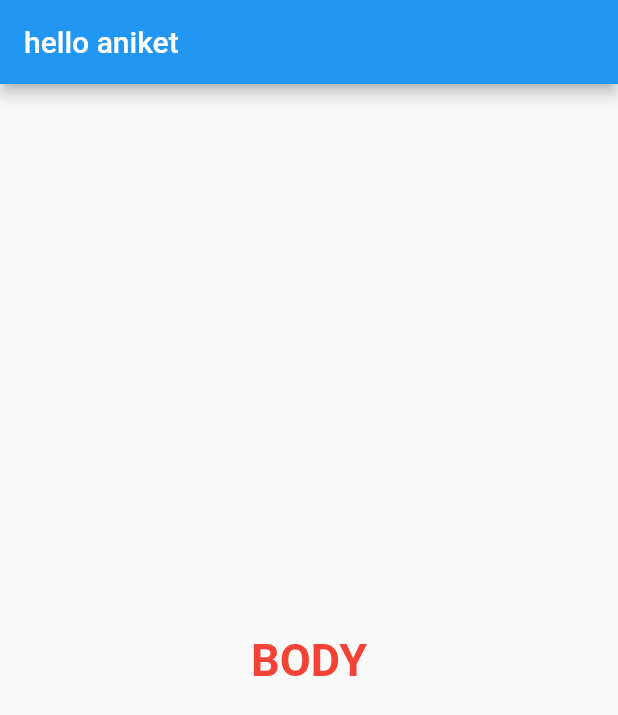
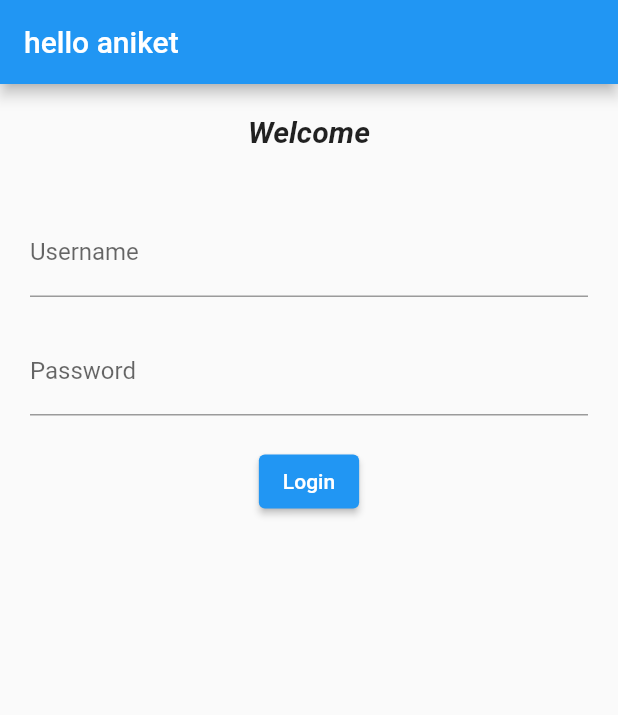
Before and after one commit to aniket-VR/flutter30days, a Flutter app: the screen it shows after launch, on a phone screen of 412 x 824 dp. Shown: the top 715 px of the screen. Run offline on Flutter 3.47's test engine with Material 2 defaults, Android fonts, the phone set to English and light mode, and no system bars.

Commit message:
day 4 completed

```diff
--- a/lib/pages/login_page.dart
+++ b/lib/pages/login_page.dart
@@ -11,13 +11,61 @@ class loginPage extends StatelessWidget {
             "hello aniket",
           ),
         ),
-      body: Center(
-        child: Text(
-          "BODY",
+        body: Column(
+          children: [
+            SizedBox(
+              height: 20,
+            ),
+            Text(
+              "Welcome",
               style: TextStyle(
-              fontSize: 30, fontWeight: FontWeight.bold, color: Colors.red),
+                  fontWeight: FontWeight.bold,
+                  fontStyle: FontStyle.italic,
+                  fontSize: 20),
             ),
+            SizedBox(
+              height: 20,
             ),
+            Padding(
+              padding: const EdgeInsets.symmetric(vertical: 20, horizontal: 20),
+              // padding: const EdgeInsets.all(30)
+              child: Column(
+                children: [
+                  TextFormField(
+                    decoration: InputDecoration(
+                        hintText: "Enter your name", labelText: "Username"),
+                  ),
+                  SizedBox(
+                    height: 20,
+                  ),
+                  TextFormField(
+                    obscureText: true, //to hide the text
+                    decoration: InputDecoration(
+                        hintText: "Enter your password", labelText: "Password"),
+                  ),
+                  SizedBox(
+                    height: 20,
+                  ),
+                  ElevatedButton(
+                    onPressed: () {
+                      print('hello aniket');
+                    },
+                    child: Text("Login"),
+                    style: TextButton.styleFrom(),
+                  )
+                ],
+              ),
+            )
+          ],
+        )
+        // Image.asset("assets/images/imagenamewithextension")
+        // Center(
+        //   child: Text(
+        //     "BODY",
+        //     style: TextStyle(
+        //         fontSize: 30, fontWeight: FontWeight.bold, color: Colors.red),
+        //   ),
+        // ),
         );
   }
 }
--- a/pubspec.yaml
+++ b/pubspec.yaml
@@ -59,8 +59,8 @@ flutter:
   uses-material-design: true
 
   # To add assets to your application, add an assets section, like this:
-  # assets:
-  #   - images/a_dot_burr.jpeg
+  assets:
+    - assets/images/
   #   - images/a_dot_ham.jpeg
 
   # An image asset can refer to one or more resolution-specific "variants", see
```
Lines whose indentation alone changed are shown as unchanged.
